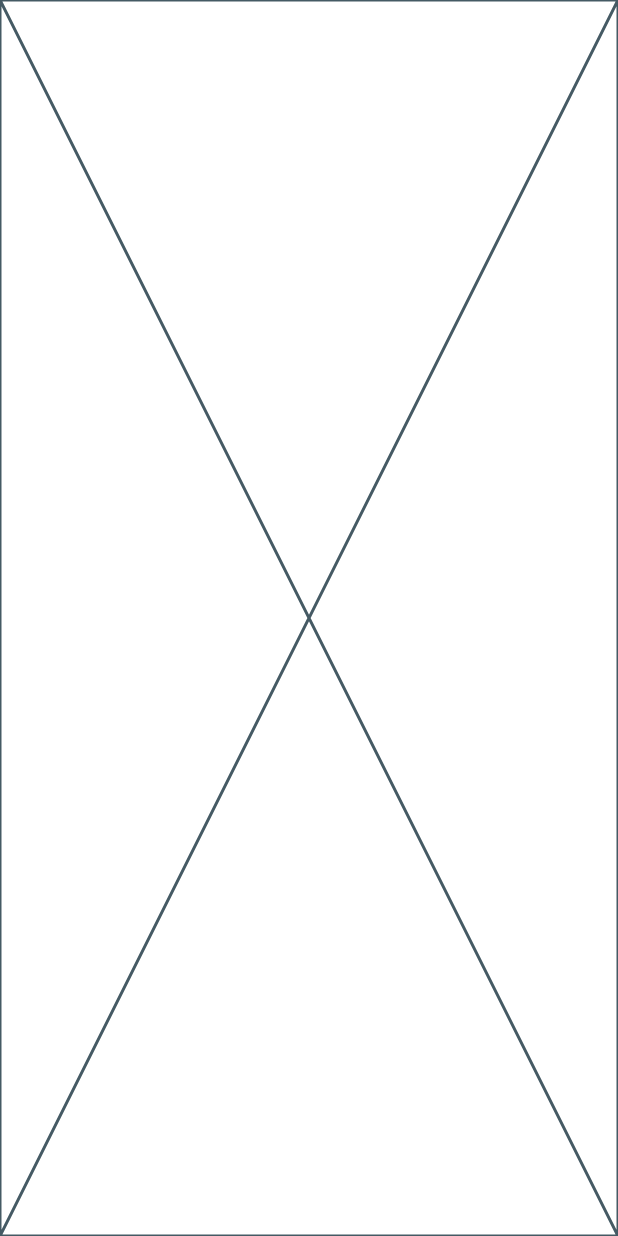
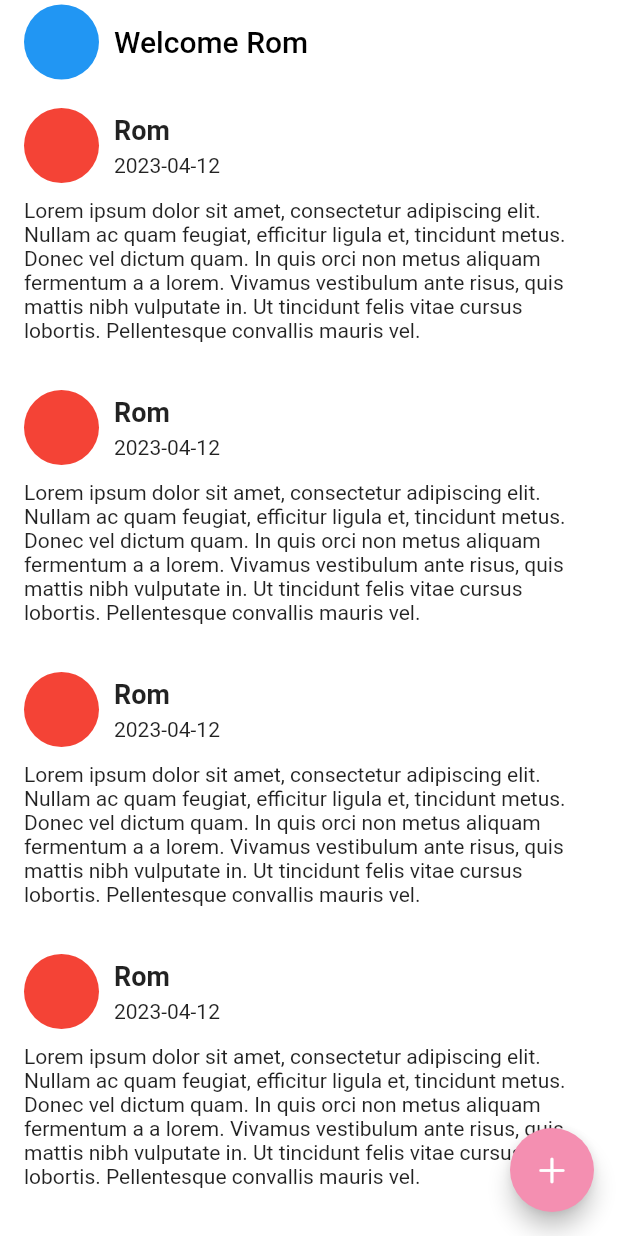
Before and after one commit to romain-girou/instax, a Flutter app: the screen it shows once a user with an empty profile is signed in, on a phone screen of 412 x 824 dp. Run offline on Flutter 3.47's test engine with Material 2 defaults, Android fonts, the phone set to English and light mode, and no system bars; our stand-ins replace bloc, cloud_firestore, equatable, firebase_auth, firebase_core, flutter_bloc; accounts and stored records are empty.

Commit message:
episode 8

```diff
--- a/lib/app_view.dart
+++ b/lib/app_view.dart
@@ -1,5 +1,6 @@
 import 'package:flutter/material.dart';
 import 'package:flutter_bloc/flutter_bloc.dart';
+import 'package:instax/blocs/sign_in_bloc/sign_in_bloc.dart';
 import 'package:instax/screens/authentication/welcome_screen.dart';
 
 import 'blocs/authentication_bloc/authentication_bloc.dart';
@@ -29,7 +30,12 @@ class MyAppView extends StatelessWidget {
 			home: BlocBuilder<AuthenticationBloc, AuthenticationState>(
 				builder: (context, state) {
 					if(state.status == AuthenticationStatus.authenticated) {
-						return const HomeScreen();
+						return BlocProvider(
+							create: (context) => SignInBloc(
+								userRepository: context.read<AuthenticationBloc>().userRepository
+							),
+							child: const HomeScreen(),
+						);
 					} else {
 						return const WelcomeScreen();
 					}
--- a/lib/screens/home/home_screen.dart
+++ b/lib/screens/home/home_screen.dart
@@ -1,11 +1,111 @@
+import 'package:flutter/cupertino.dart';
 import 'package:flutter/foundation.dart';
+import 'package:flutter/material.dart';
 import 'package:flutter/widgets.dart';
+import 'package:flutter_bloc/flutter_bloc.dart';
+import 'package:instax/blocs/sign_in_bloc/sign_in_bloc.dart';
 
 class HomeScreen extends StatelessWidget {
   const HomeScreen({super.key});
 
   @override
   Widget build(BuildContext context) {
-    return const Placeholder();
+    return Scaffold(
+			backgroundColor: Theme.of(context).colorScheme.background,
+			floatingActionButton: FloatingActionButton(
+				onPressed: () {},
+				child: const Icon(
+					CupertinoIcons.add
+				),
+			),
+			appBar: AppBar(
+				centerTitle: false,
+				elevation: 0,
+				backgroundColor: Theme.of(context).colorScheme.background,
+				title: Row(
+					children: [
+						Container(
+							width: 50,
+							height: 50,
+							decoration: const BoxDecoration(
+								color: Colors.blue,
+								shape: BoxShape.circle
+							),
+						),
+						const SizedBox(width: 10),
+						const Text(
+							"Welcome Rom"
+						)
+					],
+				),
+				actions: [
+					IconButton(
+						onPressed: () {
+							context.read<SignInBloc>().add(const SignOutRequired());
+						},
+						icon: Icon(
+							CupertinoIcons.square_arrow_right,
+							color: Theme.of(context).colorScheme.onSecondary,
+						)
+					)
+				],
+			),
+			body: ListView.builder(
+				itemCount: 8,
+				itemBuilder: (context, int i) {
+					return Padding(
+						padding: const EdgeInsets.all(8.0),
+						child: Container(
+							width: double.infinity,
+							// height: 400,
+							// color: Colors.blue,
+							child: Padding(
+								padding: const EdgeInsets.all(8.0),
+								child: Column(
+									children: [
+										Row(
+											children: [
+												Container(
+													width: 50,
+													height: 50,
+													decoration: const BoxDecoration(
+														color: Colors.red,
+														shape: BoxShape.circle
+													),
+												),
+												const SizedBox(width: 10,),
+												const Column(
+													crossAxisAlignment: CrossAxisAlignment.start,
+													children: [
+														Text(
+															"Rom",
+															style: TextStyle(
+																fontWeight: FontWeight.bold,
+																fontSize: 18
+															),
+														),
+														SizedBox(height: 5),
+														Text(
+															"2023-04-12"
+														)
+													],
+												)
+											],
+										),
+										const SizedBox(height: 10),
+										Container(
+											// color: Colors.amber,
+											child: const Text(
+												"Lorem ipsum dolor sit amet, consectetur adipiscing elit. Nullam ac quam feugiat, efficitur ligula et, tincidunt metus. Donec vel dictum quam. In quis orci non metus aliquam fermentum a a lorem. Vivamus vestibulum ante risus, quis mattis nibh vulputate in. Ut tincidunt felis vitae cursus lobortis. Pellentesque convallis mauris vel."
+											),
+										)
+									],
+								),
+							),
+						),
+					);
+				}
+			),
+		);
   }
 }
```
